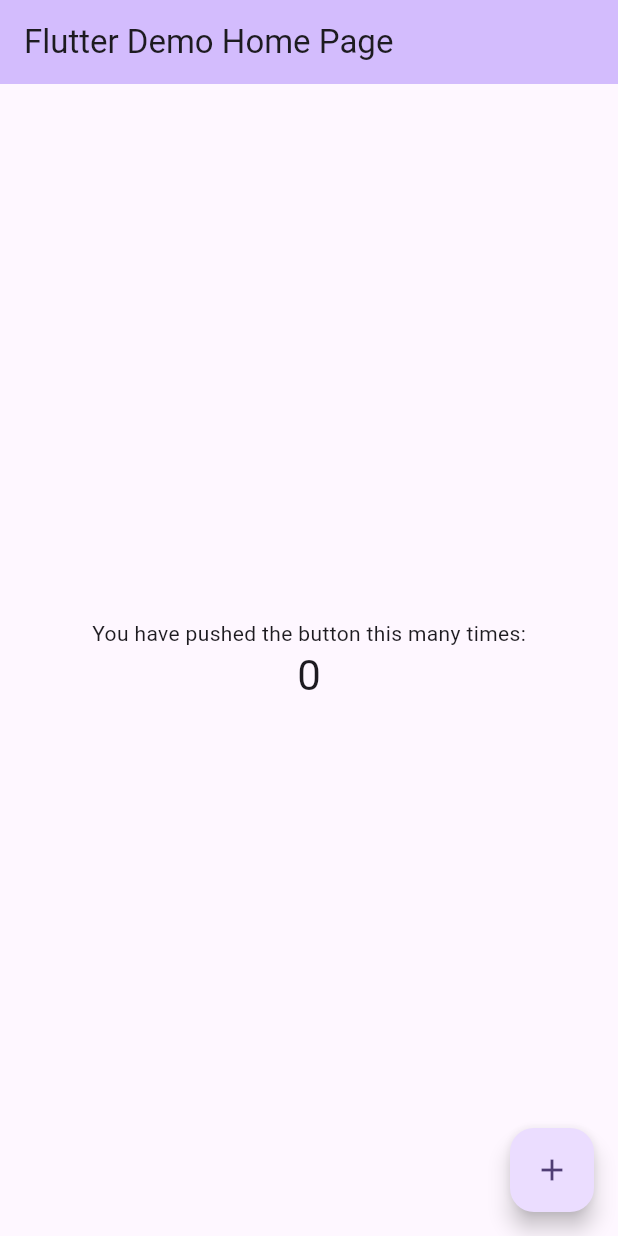
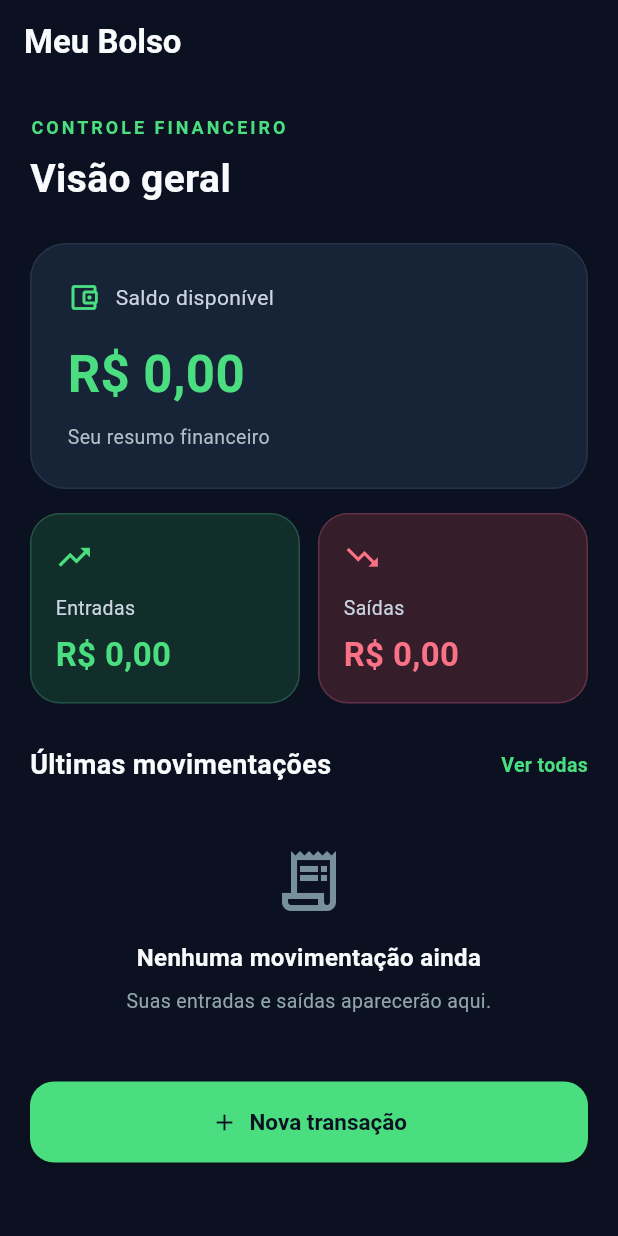
Before and after one commit to MarcosAssis25/meu-bolso, a Flutter app: the screen it shows after launch, on a phone screen of 412 x 824 dp. Run offline on Flutter 3.47's test engine with Material 3 defaults, Android fonts, the phone set to English and light mode, and no system bars.

Commit message:
Adiciona sistema Meu Bolso em Flutter

```diff
--- /dev/null
+++ b/lib/controllers/transacoes_controllers.dart
@@ -0,0 +1,131 @@
+import '../models/transacao.dart';
+
+class TransacoesController {
+  final List<Transacao> transacoes = [];
+
+  int proximoId = 1;
+
+  List<Transacao> listarTodas() {
+    return transacoes;
+  }
+
+  String? cadastrar(
+    String descricao,
+    double valor,
+    String tipo,
+    DateTime data,
+  ) {
+    if (descricao.trim().isEmpty) {
+      return 'A descrição é obrigatória.';
+    }
+
+    if (valor <= 0) {
+      return 'O valor deve ser maior que zero.';
+    }
+
+    if (tipo != 'entrada' && tipo != 'saida') {
+      return 'O tipo deve ser entrada ou saida.';
+    }
+
+    final novaTransacao = Transacao(
+      id: proximoId,
+      descricao: descricao.trim(),
+      valor: valor,
+      tipo: tipo,
+      data: data,
+    );
+
+    transacoes.add(novaTransacao);
+
+    proximoId++;
+
+    return null;
+  }
+
+  double calcularTotalEntradas() {
+    double total = 0;
+
+    for (var transacao in transacoes) {
+      if (transacao.tipo == 'entrada') {
+        total += transacao.valor;
+      }
+    }
+
+    return total;
+  }
+
+  double calcularTotalSaidas() {
+    double total = 0;
+
+    for (var transacao in transacoes) {
+      if (transacao.tipo == 'saida') {
+        total += transacao.valor;
+      }
+    }
+
+    return total;
+  }
+
+  double calcularSaldo() {
+    return calcularTotalEntradas() - calcularTotalSaidas();
+  }
+
+  Transacao? buscarPorId(int id) {
+    for (var transacao in transacoes) {
+      if (transacao.id == id) {
+        return transacao;
+      }
+    }
+
+    return null;
+  }
+
+  String? atualizar(
+    int id,
+    String novaDescricao,
+    double novoValor,
+    String novoTipo,
+  ) {
+    if (novaDescricao.trim().isEmpty) {
+      return 'A descrição é obrigatória.';
+    }
+
+    if (novoValor <= 0) {
+      return 'O valor deve ser maior que zero.';
+    }
+
+    if (novoTipo != 'entrada' && novoTipo != 'saida') {
+      return 'O tipo deve ser entrada ou saida.';
+    }
+
+    final indice = transacoes.indexWhere((transacao) => transacao.id == id);
+
+    if (indice == -1) {
+      return 'Transação não encontrada.';
+    }
+
+    final transacaoAntiga = transacoes[indice];
+
+    transacoes[indice] = Transacao(
+      id: transacaoAntiga.id,
+      descricao: novaDescricao.trim(),
+      valor: novoValor,
+      tipo: novoTipo,
+      data: transacaoAntiga.data,
+    );
+
+    return null;
+  }
+
+  String? remover(int id) {
+    final indice = transacoes.indexWhere((transacao) => transacao.id == id);
+
+    if (indice == -1) {
+      return 'Transação não encontrada.';
+    }
+
+    transacoes.removeAt(indice);
+
+    return null;
+  }
+}
--- a/lib/main.dart
+++ b/lib/main.dart
@@ -1,65 +1,33 @@
 import 'package:flutter/material.dart';
+import 'pages/transacoes_page.dart';
 
 void main() {
-  runApp(const MyApp());
+  runApp(const MeuBolsoApp());
 }
 
-class MyApp extends StatelessWidget {
-  const MyApp({super.key});
+class MeuBolsoApp extends StatelessWidget {
+  const MeuBolsoApp({super.key});
 
   @override
   Widget build(BuildContext context) {
     return MaterialApp(
-      title: 'Flutter Demo',
-      theme: ThemeData(colorScheme: .fromSeed(seedColor: Colors.deepPurple)),
-      home: const MyHomePage(title: 'Flutter Demo Home Page'),
+      debugShowCheckedModeBanner: false,
+      title: 'Controle Financeiro de Bolso',
+      theme: ThemeData(
+        useMaterial3: true,
+        brightness: Brightness.dark,
+        colorScheme: ColorScheme.fromSeed(
+          seedColor: const Color(0xFF4ADE80),
+          brightness: Brightness.dark,
+        ),
+        scaffoldBackgroundColor: const Color(0xFF0B1120),
+        appBarTheme: const AppBarTheme(
+          backgroundColor: Color(0xFF0B1120),
+          foregroundColor: Color(0xFFF8FAFC),
+          elevation: 0,
+        ),
+      ),
+      home: const TransacoesPage(),
     );
   }
 }
-
-class MyHomePage extends StatefulWidget {
-  const MyHomePage({super.key, required this.title});
-
-  final String title;
-
-  @override
-  State<MyHomePage> createState() => _MyHomePageState();
-}
-
-class _MyHomePageState extends State<MyHomePage> {
-  int _counter = 0;
-
-  void _incrementCounter() {
-    setState(() {
-      _counter++;
-    });
-  }
-
-  @override
-  Widget build(BuildContext context) {
-    return Scaffold(
-      appBar: AppBar(
-        backgroundColor: Theme.of(context).colorScheme.inversePrimary,
-
-        title: Text(widget.title),
-      ),
-      body: Center(
-        child: Column(
-          mainAxisAlignment: .center,
-          children: [
-            const Text('You have pushed the button this many times:'),
-            Text(
-              '$_counter',
-              style: Theme.of(context).textTheme.headlineMedium,
-            ),
-          ],
-        ),
-      ),
-      floatingActionButton: FloatingActionButton(
-        onPressed: _incrementCounter,
-        tooltip: 'Increment',
-        child: const Icon(Icons.add),
-      ),
-    );
-  }
-}
--- /dev/null
+++ b/lib/models/transacao.dart
@@ -0,0 +1,15 @@
+class Transacao {
+  final int id;
+  final String descricao;
+  final double valor;
+  final String tipo;
+  final DateTime data;
+
+  Transacao({
+    required this.id,
+    required this.descricao,
+    required this.valor,
+    required this.tipo,
+    required this.data,
+  });
+}
--- /dev/null
+++ b/lib/pages/transacoes_page.dart
@@ -0,0 +1,467 @@
+import 'package:flutter/material.dart';
+import '../controllers/transacoes_controllers.dart';
+
+class TransacoesPage extends StatefulWidget {
+  const TransacoesPage({super.key});
+
+  @override
+  State<TransacoesPage> createState() => _TransacoesPageState();
+}
+
+class _TransacoesPageState extends State<TransacoesPage> {
+  final TransacoesController controller = TransacoesController();
+  final TextEditingController descricaoController = TextEditingController();
+  final TextEditingController valorController = TextEditingController();
+  String tipoSelecionado = 'entrada';
+
+  void salvarTransacao() {
+    final descricao = descricaoController.text.trim();
+    final valorTexto = valorController.text.trim().replaceAll(',', '.');
+    final valor = double.tryParse(valorTexto);
+
+    if (valor == null) {
+      ScaffoldMessenger.of(
+        context,
+      ).showSnackBar(const SnackBar(content: Text('Informe um valor válido.')));
+
+      return;
+    }
+
+    final erro = controller.cadastrar(
+      descricao,
+      valor,
+      tipoSelecionado,
+      DateTime.now(),
+    );
+
+    if (erro != null) {
+      ScaffoldMessenger.of(context).showSnackBar(SnackBar(content: Text(erro)));
+
+      return;
+    }
+
+    setState(() {});
+
+    Navigator.pop(context);
+  }
+
+  @override
+  Widget build(BuildContext context) {
+    return Scaffold(
+      appBar: AppBar(
+        title: const Text(
+          'Meu Bolso',
+          style: TextStyle(fontWeight: FontWeight.bold),
+        ),
+      ),
+      body: SingleChildScrollView(
+        padding: const EdgeInsets.all(20),
+        child: Column(
+          crossAxisAlignment: CrossAxisAlignment.start,
+          children: [
+            const Text(
+              'CONTROLE FINANCEIRO',
+              style: TextStyle(
+                color: Color(0xFF4ADE80),
+                fontSize: 12,
+                fontWeight: FontWeight.bold,
+                letterSpacing: 2,
+              ),
+            ),
+            const SizedBox(height: 8),
+            const Text(
+              'Visão geral',
+              style: TextStyle(
+                color: Color(0xFFF8FAFC),
+                fontSize: 26,
+                fontWeight: FontWeight.bold,
+              ),
+            ),
+            const SizedBox(height: 24),
+
+            // CARTÃO DO SALDO
+            Container(
+              width: double.infinity,
+              padding: const EdgeInsets.all(24),
+              decoration: BoxDecoration(
+                color: const Color(0xFF172337),
+                borderRadius: BorderRadius.circular(24),
+                border: Border.all(color: const Color(0xFF263449)),
+              ),
+              child: Column(
+                crossAxisAlignment: CrossAxisAlignment.start,
+                children: [
+                  const Row(
+                    children: [
+                      Icon(
+                        Icons.account_balance_wallet_outlined,
+                        color: Color(0xFF4ADE80),
+                        size: 22,
+                      ),
+                      SizedBox(width: 10),
+                      Text(
+                        'Saldo disponível',
+                        style: TextStyle(
+                          color: Color(0xFFCBD5E1),
+                          fontSize: 14,
+                        ),
+                      ),
+                    ],
+                  ),
+                  const SizedBox(height: 16),
+                  Text(
+                    'R\$ ${controller.calcularSaldo().toStringAsFixed(2).replaceAll('.', ',')}',
+                    style: const TextStyle(
+                      color: Color(0xFF4ADE80),
+                      fontSize: 34,
+                      fontWeight: FontWeight.bold,
+                    ),
+                  ),
+                  const SizedBox(height: 8),
+                  Text(
+                    'Seu resumo financeiro',
+                    style: TextStyle(
+                      color: Colors.blueGrey.shade200,
+                      fontSize: 13,
+                    ),
+                  ),
+                ],
+              ),
+            ),
+
+            const SizedBox(height: 16),
+
+            // CARTÕES DE ENTRADAS E SAÍDAS
+            Row(
+              children: [
+                Expanded(
+                  child: Container(
+                    padding: const EdgeInsets.all(16),
+                    decoration: BoxDecoration(
+                      color: const Color(0xFF112E2A),
+                      borderRadius: BorderRadius.circular(20),
+                      border: Border.all(color: const Color(0xFF245447)),
+                    ),
+                    child: Column(
+                      crossAxisAlignment: CrossAxisAlignment.start,
+                      children: [
+                        const Icon(
+                          Icons.trending_up,
+                          color: Color(0xFF4ADE80),
+                          size: 25,
+                        ),
+                        const SizedBox(height: 12),
+                        const Text(
+                          'Entradas',
+                          style: TextStyle(
+                            color: Color(0xFFCBD5E1),
+                            fontSize: 13,
+                          ),
+                        ),
+                        const SizedBox(height: 6),
+                        Text(
+                          'R\$ ${controller.calcularTotalEntradas().toStringAsFixed(2).replaceAll('.', ',')}',
+                          style: const TextStyle(
+                            color: Color(0xFF4ADE80),
+                            fontSize: 22,
+                            fontWeight: FontWeight.bold,
+                          ),
+                        ),
+                      ],
+                    ),
+                  ),
+                ),
+                const SizedBox(width: 12),
+                Expanded(
+                  child: Container(
+                    padding: const EdgeInsets.all(16),
+                    decoration: BoxDecoration(
+                      color: const Color(0xFF351D2A),
+                      borderRadius: BorderRadius.circular(20),
+                      border: Border.all(color: const Color(0xFF633047)),
+                    ),
+                    child: Column(
+                      crossAxisAlignment: CrossAxisAlignment.start,
+                      children: [
+                        const Icon(
+                          Icons.trending_down,
+                          color: Color(0xFFFB7185),
+                          size: 25,
+                        ),
+                        const SizedBox(height: 12),
+                        const Text(
+                          'Saídas',
+                          style: TextStyle(
+                            color: Color(0xFFCBD5E1),
+                            fontSize: 13,
+                          ),
+                        ),
+                        const SizedBox(height: 6),
+                        Text(
+                          'R\$ ${controller.calcularTotalSaidas().toStringAsFixed(2).replaceAll('.', ',')}',
+                          style: const TextStyle(
+                            color: Color(0xFFFB7185),
+                            fontSize: 22,
+                            fontWeight: FontWeight.bold,
+                          ),
+                        ),
+                      ],
+                    ),
+                  ),
+                ),
+              ],
+            ),
+
+            const SizedBox(height: 28),
+
+            // TÍTULO DAS MOVIMENTAÇÕES
+            const Row(
+              mainAxisAlignment: MainAxisAlignment.spaceBetween,
+              children: [
+                Text(
+                  'Últimas movimentações',
+                  style: TextStyle(
+                    color: Color(0xFFF8FAFC),
+                    fontSize: 18,
+                    fontWeight: FontWeight.bold,
+                  ),
+                ),
+                Text(
+                  'Ver todas',
+                  style: TextStyle(
+                    color: Color(0xFF4ADE80),
+                    fontSize: 13,
+                    fontWeight: FontWeight.w600,
+                  ),
+                ),
+              ],
+            ),
+
+            const SizedBox(height: 16),
+
+            Center(
+              child: Padding(
+                padding: const EdgeInsets.symmetric(
+                  vertical: 24,
+                  horizontal: 12,
+                ),
+                child: Column(
+                  children: [
+                    Icon(
+                      Icons.receipt_long_outlined,
+                      size: 48,
+                      color: Colors.blueGrey.shade400,
+                    ),
+                    const SizedBox(height: 16),
+                    const Text(
+                      'Nenhuma movimentação ainda',
+                      textAlign: TextAlign.center,
+                      style: TextStyle(
+                        color: Color(0xFFF8FAFC),
+                        fontSize: 16,
+                        fontWeight: FontWeight.w600,
+                      ),
+                    ),
+                    const SizedBox(height: 8),
+                    Text(
+                      'Suas entradas e saídas aparecerão aqui.',
+                      textAlign: TextAlign.center,
+                      style: TextStyle(
+                        color: Colors.blueGrey.shade300,
+                        fontSize: 13,
+                      ),
+                    ),
+                  ],
+                ),
+              ),
+            ),
+
+            const SizedBox(height: 20),
+
+            // BOTÃO NOVA TRANSAÇÃO
+            SizedBox(
+              width: double.infinity,
+              child: ElevatedButton.icon(
+                onPressed: () {
+                  showModalBottomSheet(
+                    context: context,
+                    isScrollControlled: true,
+                    useSafeArea: true,
+                    constraints: const BoxConstraints(maxWidth: 500),
+                    backgroundColor: const Color(0xFF172337),
+                    builder: (context) {
+                      return Padding(
+                        padding: EdgeInsets.fromLTRB(
+                          24,
+                          24,
+                          24,
+                          MediaQuery.of(context).viewInsets.bottom + 24,
+                        ),
+                        child: SingleChildScrollView(
+                          child: Column(
+                            mainAxisSize: MainAxisSize.min,
+                            crossAxisAlignment: CrossAxisAlignment.start,
+                            children: [
+                              const Text(
+                                'Nova transação',
+                                style: TextStyle(
+                                  color: Color(0xFFF8FAFC),
+                                  fontSize: 22,
+                                  fontWeight: FontWeight.bold,
+                                ),
+                              ),
+                              const SizedBox(height: 24),
+
+                              // DESCRIÇÃO
+                              TextField(
+                                controller: descricaoController,
+                                decoration: InputDecoration(
+                                  labelText: 'Descrição',
+                                  hintText: 'Ex.: Salário, mercado...',
+                                  prefixIcon: const Icon(
+                                    Icons.description_outlined,
+                                  ),
+                                  border: OutlineInputBorder(
+                                    borderRadius: BorderRadius.circular(14),
+                                  ),
+                                ),
+                              ),
+
+                              const SizedBox(height: 16),
+
+                              // VALOR
+                              TextField(
+                                keyboardType:
+                                    const TextInputType.numberWithOptions(
+                                      decimal: true,
+                                    ),
+                                controller: valorController,
+                                decoration: InputDecoration(
+                                  labelText: 'Valor',
+                                  hintText: 'Ex.: 150,00',
+                                  prefixText: 'R\$ ',
+                                  prefixIcon: const Icon(Icons.attach_money),
+                                  border: OutlineInputBorder(
+                                    borderRadius: BorderRadius.circular(14),
+                                  ),
+                                ),
+                              ),
+
+                              const SizedBox(height: 24),
+
+                              const Text(
+                                'Tipo de transação',
+                                style: TextStyle(
+                                  color: Color(0xFFCBD5E1),
+                                  fontSize: 14,
+                                  fontWeight: FontWeight.w600,
+                                ),
+                              ),
+                              const SizedBox(height: 12),
+
+                              // OPÇÕES DE TIPO
+                              Row(
+                                children: [
+                                  Expanded(
+                                    child: OutlinedButton.icon(
+                                      onPressed: () {
+                                        setState(() {
+                                          tipoSelecionado = 'entrada';
+                                        });
+                                      },
+                                      icon: const Icon(
+                                        Icons.trending_up,
+                                        color: Color(0xFF4ADE80),
+                                      ),
+                                      label: const Text('Entrada'),
+                                      style: OutlinedButton.styleFrom(
+                                        foregroundColor: const Color(
+                                          0xFF4ADE80,
+                                        ),
+                                        side: const BorderSide(
+                                          color: Color(0xFF4ADE80),
+                                        ),
+                                        padding: const EdgeInsets.symmetric(
+                                          vertical: 14,
+                                        ),
+                                      ),
+                                    ),
+                                  ),
+                                  const SizedBox(width: 12),
+                                  Expanded(
+                                    child: OutlinedButton.icon(
+                                      onPressed: () {
+                                        setState(() {
+                                          tipoSelecionado = 'saida';
+                                        });
+                                      },
+                                      icon: const Icon(
+                                        Icons.trending_down,
+                                        color: Color(0xFFFB7185),
+                                      ),
+                                      label: const Text('Saída'),
+                                      style: OutlinedButton.styleFrom(
+                                        foregroundColor: const Color(
+                                          0xFFFB7185,
+                                        ),
+                                        side: const BorderSide(
+                                          color: Color(0xFFFB7185),
+                                        ),
+                                        padding: const EdgeInsets.symmetric(
+                                          vertical: 14,
+                                        ),
+                                      ),
+                                    ),
+                                  ),
+                                ],
+                              ),
+                              const SizedBox(height: 24),
+
+                              SizedBox(
+                                width: double.infinity,
+                                child: ElevatedButton.icon(
+                                  onPressed: salvarTransacao,
+                                  icon: const Icon(Icons.save_outlined),
+                                  label: const Text('Salvar transação'),
+                                  style: ElevatedButton.styleFrom(
+                                    backgroundColor: const Color(0xFF4ADE80),
+                                    foregroundColor: const Color(0xFF0B1120),
+                                    padding: const EdgeInsets.symmetric(
+                                      vertical: 16,
+                                    ),
+                                    textStyle: const TextStyle(
+                                      fontSize: 16,
+                                      fontWeight: FontWeight.bold,
+                                    ),
+                                  ),
+                                ),
+                              ),
+                            ],
+                          ),
+                        ),
+                      );
+                    },
+                  );
+                },
+                icon: const Icon(Icons.add),
+                label: const Text('Nova transação'),
+                style: ElevatedButton.styleFrom(
+                  backgroundColor: const Color(0xFF4ADE80),
+                  foregroundColor: const Color(0xFF0B1120),
+                  padding: const EdgeInsets.symmetric(vertical: 18),
+                  shape: RoundedRectangleBorder(
+                    borderRadius: BorderRadius.circular(16),
+                  ),
+                  textStyle: const TextStyle(
+                    fontSize: 15,
+                    fontWeight: FontWeight.bold,
+                  ),
+                ),
+              ),
+            ),
+          ],
+        ),
+      ),
+    );
+  }
+}
```
Also changed, not shown: analysis_options.yaml (+9 -0 lines), pubspec.lock.
